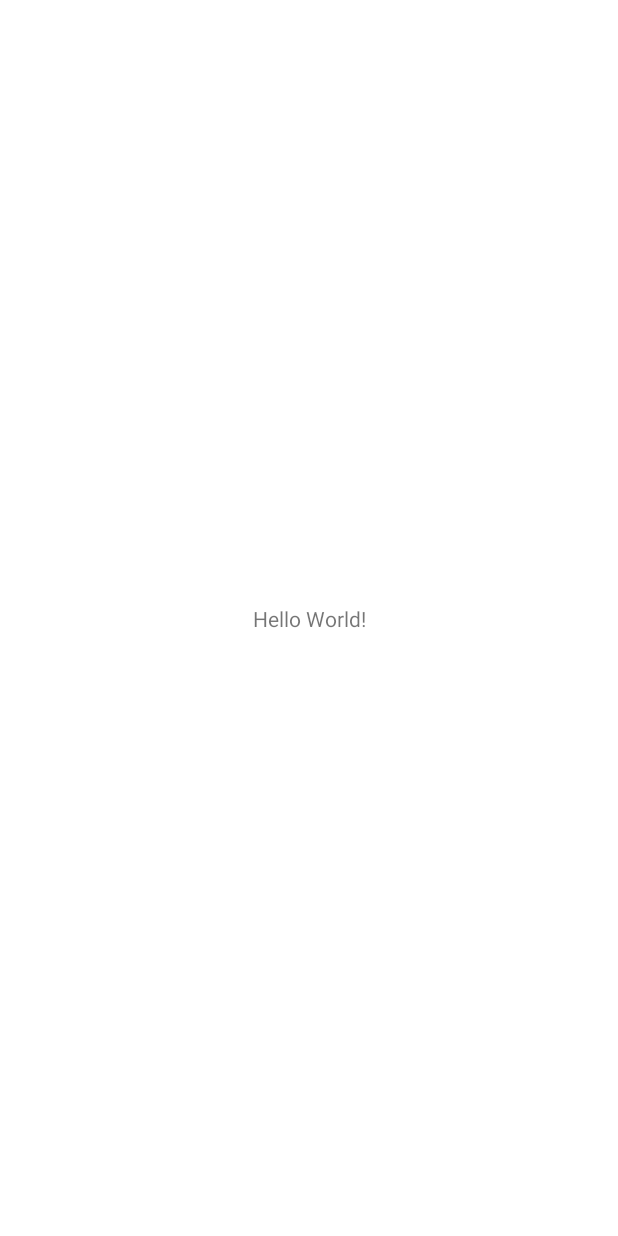
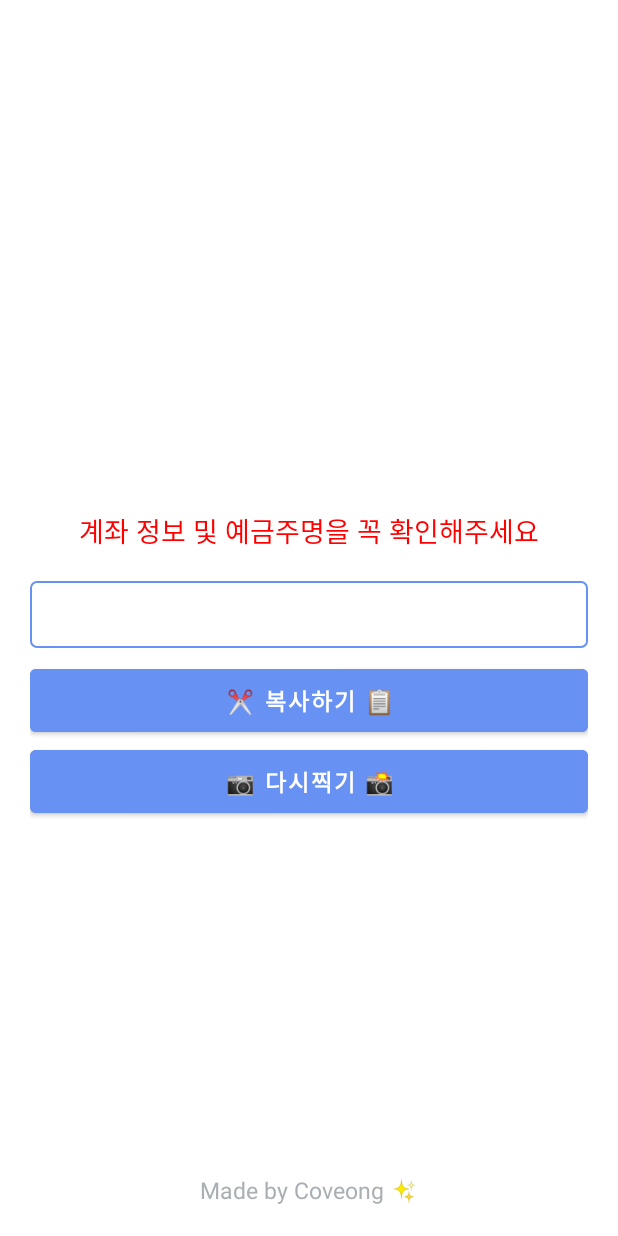
Before and after one commit to Coveong/coveong-bank-account-scanner, an Android app: the screen it shows after launch (MainActivity), on a phone screen of 412 x 824 dp. Before the commit the screen is almost empty. Run offline under Robolectric (Android 15) with nearby library versions, the phone set to English and light mode, and no system bars.

Commit message:
[#1] Add activity_main.xml layout file, style resources

```diff
--- /dev/null
+++ b/app/src/main/res/drawable/background_default_edittext.xml
@@ -0,0 +1,25 @@
+<?xml version="1.0" encoding="utf-8"?>
+
+<selector xmlns:android="http://schemas.android.com/apk/res/android">
+    <item android:state_focused="true">
+        <shape android:shape="rectangle">
+            <stroke
+                android:width="1dp"
+                android:color="@color/colorMain" />
+            <corners android:radius="4dp"/>
+            <solid
+                android:color="@color/colorWhite" />
+        </shape>
+    </item>
+
+    <item android:state_focused="false">
+        <shape android:shape="rectangle">
+            <stroke
+                android:width="1dp"
+                android:color="@color/colorGrey3" />
+            <corners android:radius="4dp"/>
+            <solid
+                android:color="@color/colorWhite" />
+        </shape>
+    </item>
+</selector>
--- a/app/src/main/res/layout/activity_main.xml
+++ b/app/src/main/res/layout/activity_main.xml
@@ -4,15 +4,72 @@
     xmlns:tools="http://schemas.android.com/tools"
     android:layout_width="match_parent"
     android:layout_height="match_parent"
+    android:padding="20dp"
     tools:context=".MainActivity">
+
+    <androidx.appcompat.widget.AppCompatImageView
+        android:id="@+id/preview_imageView"
+        android:layout_width="match_parent"
+        android:layout_height="300dp"
+        app:layout_constraintTop_toTopOf="parent"
+        tools:layout_editor_absoluteX="20dp" />
+
+    <TextView
+        android:id="@+id/wrong_bank_account_alert_textView"
+        android:layout_width="wrap_content"
+        android:layout_height="wrap_content"
+        android:layout_marginTop="20dp"
+        android:text="@string/wrongBankAccountAlertMessage"
+        android:textColor="@color/colorRed"
+        android:textSize="18sp"
+        app:layout_constraintLeft_toLeftOf="parent"
+        app:layout_constraintRight_toRightOf="parent"
+        app:layout_constraintTop_toBottomOf="@id/preview_imageView" />
+
+    <com.google.android.material.textfield.TextInputEditText
+        android:id="@+id/rendered_bank_account_editText"
+        android:background="@drawable/background_default_edittext"
+        android:padding="10dp"
+        android:layout_width="match_parent"
+        android:layout_height="wrap_content"
+        android:layout_marginTop="20dp"
+        app:layout_constraintTop_toBottomOf="@id/wrong_bank_account_alert_textView"
+        tools:layout_editor_absoluteX="20dp"
+        tools:text="신한 000000000000 홍길동" />
+
+    <Button
+        android:id="@+id/copy_button"
+        android:layout_width="match_parent"
+        android:layout_height="54dp"
+        android:text="@string/copyButtonLabel"
+        android:layout_marginTop="8dp"
+        android:backgroundTint="@color/colorMain"
+        android:textColor="@color/colorWhite"
+        android:textSize="15sp"
+        android:textStyle="bold"
+        app:layout_constraintTop_toBottomOf="@+id/rendered_bank_account_editText"
+        tools:layout_editor_absoluteX="20dp" />
+
+    <Button
+        android:id="@+id/retry_button"
+        android:layout_width="match_parent"
+        android:layout_height="54dp"
+        android:text="@string/retryButtonLabel"
+        android:backgroundTint="@color/colorMain"
+        android:textColor="@color/colorWhite"
+        android:textSize="15sp"
+        android:textStyle="bold"
+        app:layout_constraintTop_toBottomOf="@+id/copy_button"
+        tools:layout_editor_absoluteX="20dp" />
 
     <TextView
         android:layout_width="wrap_content"
         android:layout_height="wrap_content"
-        android:text="Hello World!"
+        android:text="Made by Coveong ✨"
+        android:textColor="@color/colorGrey5"
+        android:textSize="15sp"
         app:layout_constraintBottom_toBottomOf="parent"
-        app:layout_constraintLeft_toLeftOf="parent"
-        app:layout_constraintRight_toRightOf="parent"
-        app:layout_constraintTop_toTopOf="parent" />
+        app:layout_constraintEnd_toEndOf="parent"
+        app:layout_constraintStart_toStartOf="parent" />
 
 </androidx.constraintlayout.widget.ConstraintLayout>
--- a/app/src/main/res/values/strings.xml
+++ b/app/src/main/res/values/strings.xml
@@ -1,3 +1,6 @@
 <resources>
     <string name="app_name">BankAcountScanner</string>
+    <string name="wrongBankAccountAlertMessage">계좌 정보 및 예금주명을 꼭 확인해주세요</string>
+    <string name="copyButtonLabel">✂️ 복사하기 📋</string>
+    <string name="retryButtonLabel">📷 다시찍기 📸</string>
 </resources>
```
